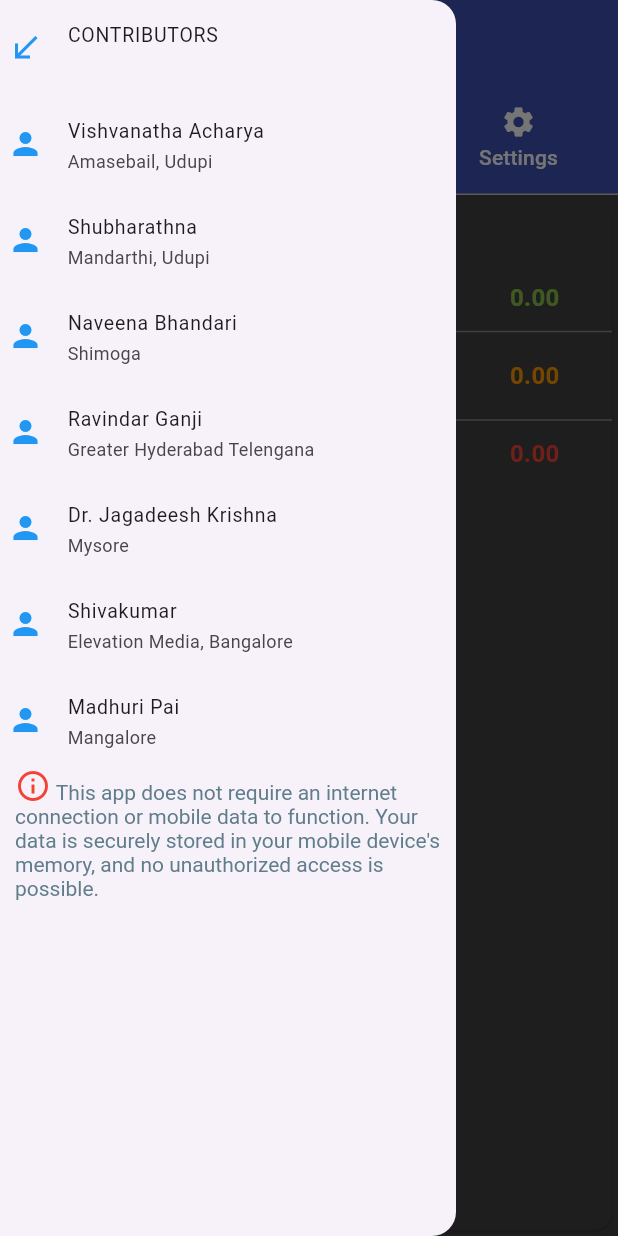
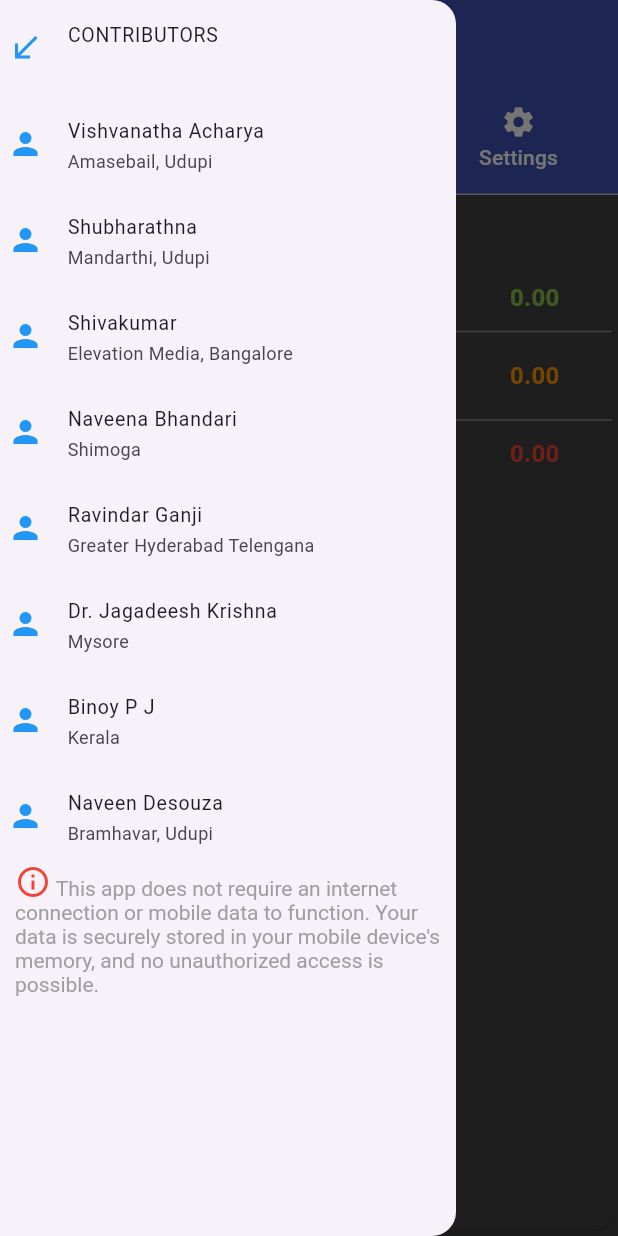
Before and after one commit to vishvanathaa/iSpent_3.0.10, a Flutter app: the screen it shows after launch, with the side drawer open, on a phone screen of 412 x 824 dp. Run offline on Flutter 3.47's test engine with Material 3 defaults, Android fonts, the light colour scheme and no system bars; drawn by our look-alikes of toggle_switch; our stand-ins replace charts_flutter, datetime_picker_formfield, jiffy, pie_chart, shared_preferences, sqflite; accounts and stored records are empty; Roboto replaces fonts that are missing (Quicksand).

Commit message:
Added new contributor

```diff
--- a/lib/main.dart
+++ b/lib/main.dart
@@ -101,11 +101,12 @@ class _HomePageState extends State<ISpentHome> implements HomeContract {
               _tile('CONTRIBUTORS', '',  Icons.call_received),
               _tile('Vishvanatha Acharya', 'Amasebail, Udupi', Icons.person),
               _tile('Shubharathna', 'Mandarthi, Udupi', Icons.person),
+              _tile('Shivakumar', 'Elevation Media, Bangalore', Icons.person),
               _tile('Naveena Bhandari', 'Shimoga', Icons.person),
               _tile('Ravindar Ganji', 'Greater Hyderabad Telengana', Icons.person),
               _tile('Dr. Jagadeesh Krishna', 'Mysore', Icons.person),
-              _tile('Shivakumar', 'Elevation Media, Bangalore', Icons.person),
-              _tile('Madhuri Pai', 'Mangalore', Icons.person),
+              _tile('Binoy P J', 'Kerala', Icons.person),
+              _tile('Naveen Desouza', 'Bramhavar, Udupi', Icons.person),
 
               Padding(
                 padding: const EdgeInsets.only(left: 10, top: 0, right: 10),
@@ -120,7 +121,7 @@ class _HomePageState extends State<ISpentHome> implements HomeContract {
                       TextSpan(
                         text: " This app does not require an internet connection or mobile data to function. Your data is securely stored in your mobile device's memory, and no unauthorized access is possible.",
                         style: TextStyle(
-                          color: Colors.blueGrey,
+                          color: Colors.grey,
                         ),
                       ),
                     ],
@@ -262,7 +263,6 @@ class _ChoiceCardState extends State<ChoiceCard> {
                 Divider(
                     color: Colors.white38
                 ),
-                //_separator(context),
                 _expenseListView(context),
                 _addIncomeButton(context)
 
@@ -373,10 +373,11 @@ Widget _headerBudgetView(BuildContext context) {
             child: Text(
               _budget.toStringAsFixed(2),
               style: new TextStyle(
-                //fontFamily: "Quicksand",
+                fontFamily: "Quicksand",
                 fontSize: 16.0,
                 color: Colors.lightGreen,
                 fontWeight: FontWeight.bold,
+
               ),
             ),
           ),
@@ -402,6 +403,7 @@ Widget _balanceView(BuildContext context) {
                 fontSize: 16.0,
                 color: Colors.white,
                 fontWeight: FontWeight.bold,
+
               ),
             ),
           ),
@@ -416,6 +418,7 @@ Widget _balanceView(BuildContext context) {
                 //fontFamily: "Quicksand",
                 fontSize: 16.0,
                 color: (_totalIncome - _totalExpense) > 0 ?Colors.green : Colors.red,
+
                 fontWeight: FontWeight.bold,
               ),
             ),
@@ -442,6 +445,7 @@ Widget _headerExpenseView(BuildContext context) {
               fontSize: 16.0,
               color: Colors.white,
               fontWeight: FontWeight.bold,
+
             ),
           ),
         ),
@@ -457,6 +461,7 @@ Widget _headerExpenseView(BuildContext context) {
               fontSize: 16.0,
               color: _swapIndex==0?Colors.orange:Colors.greenAccent,
               fontWeight: FontWeight.bold,
+
             ),
           ),
         ),
@@ -487,13 +492,11 @@ Widget GetTotalIncome()
         var data = snapshot.data;
         if(data != null) {
           _expenditureList = data;
+
         }
         if (snapshot.hasData) {
           _totalIncome = getTotalExpense(_expenditureList);
-
-          return Divider(
-              color: Colors.white38
-          );
+         return _balanceView(context);
         }
         return Divider(
             color: Colors.white38
@@ -520,11 +523,10 @@ Widget _expenseListView(BuildContext context) {
             ExpenditureList(_expenditureList, _mode, _year, _monthNumber,_swapIndex, key: GlobalKey(),),
 
             _headerExpenseView(context),
-
-            // _separator(context),
+            Divider(
+            color: Colors.white38
+        ),
             GetTotalIncome(),
-            _balanceView(context),
-
           ]);
         }
         return new Center(child: new CircularProgressIndicator());
--- a/pubspec.yaml
+++ b/pubspec.yaml
@@ -16,7 +16,7 @@ publish_to: 'none' # Remove this line if you wish to publish to pub.dev
 # https://developer.apple.com/library/archive/documentation/General/Reference/InfoPlistKeyReference/Articles/CoreFoundationKeys.html
 # In Windows, build-name is used as the major, minor, and patch parts
 # of the product and file versions while build-number is used as the build suffix.
-version: 3.0.14+21
+version: 3.0.16+23
 
 environment:
   sdk: '>=3.2.0-30.0.dev <4.0.0'
@@ -43,6 +43,7 @@ dependencies:
   charts_flutter: ^0.12.0
   jiffy: ^5.0.0
   url_launcher: ^6.1.14
+
 
 dev_dependencies:
   flutter_launcher_icons: ^0.13.1
```
Also changed, not shown: 2 other files.
